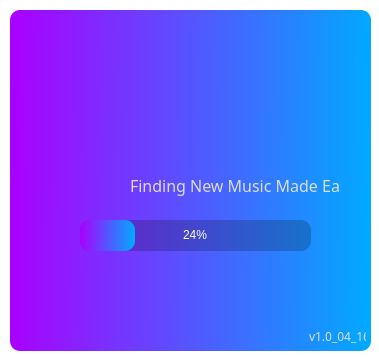
First picture: the form in splash_screen.ui, repository AzallazA/VibeShare, before the edit.
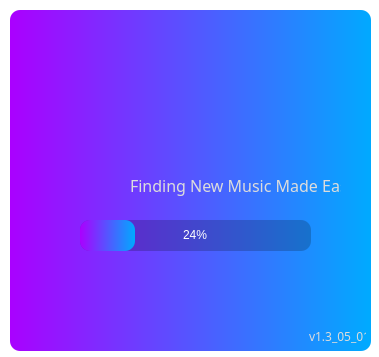
Second picture: the form after the edit. Icons and pictures are not drawn.

```diff
--- a/splash_screen.ui
+++ b/splash_screen.ui
@@ -74,7 +74,7 @@
          <string notr="true">background-color: rgba(255, 255, 255, 0);</string>
         </property>
         <property name="text">
-         <string>v1.0_04_16</string>
+         <string>v1.3_05_01</string>
         </property>
        </widget>
       </item>
```
